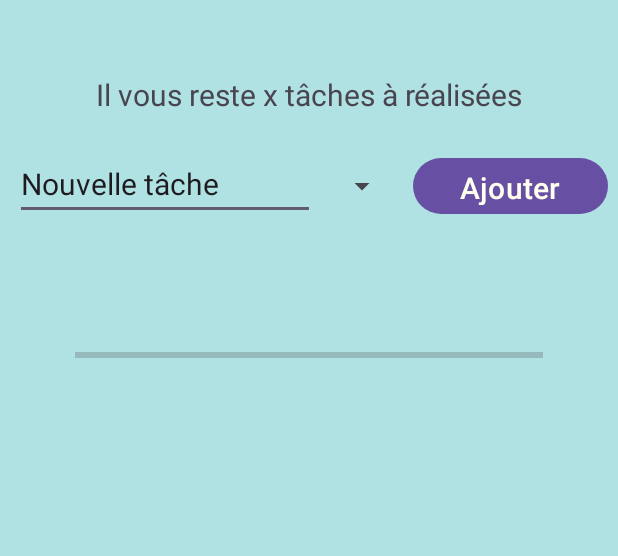
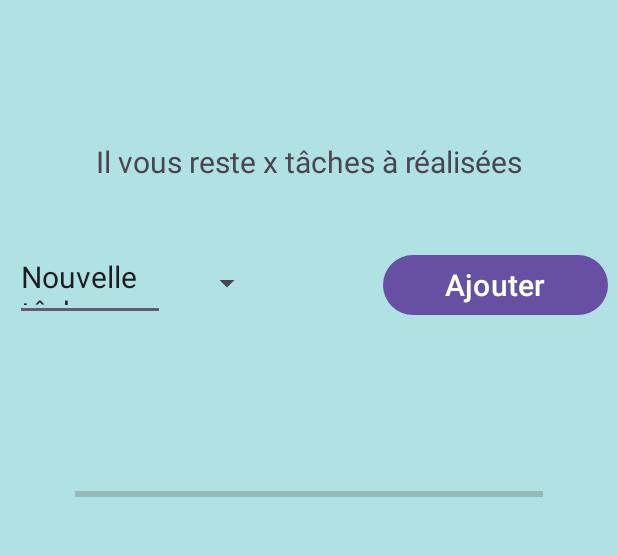
Before and after one commit to hugoclmt/MobileApp-ToDoList, an Android app: the SecondMainActivity screen opened directly, with no data from a screen before it, on a phone screen of 412 x 824 dp, the part 45-601 px from its top. Run offline under Robolectric (Android 15) with nearby library versions, the phone set to English and light mode, and no system bars; 2 statements that could not run were skipped.

Commit message:
Fix interface graphique

```diff
--- a/app/src/main/res/layout/activity_second_main.xml
+++ b/app/src/main/res/layout/activity_second_main.xml
@@ -5,79 +5,72 @@
     android:id="@+id/main"
     android:layout_width="match_parent"
     android:layout_height="match_parent"
+    android:background="@color/newColor"
     android:orientation="vertical"
-    tools:context=".SecondMainActivity"
-    android:background="@color/newColor"
-    >
+    tools:context=".SecondMainActivity">
 
     <TextView
         android:layout_width="150dp"
         android:layout_height="30dp"
         android:text="TodoList Portable"
-        android:textSize="18sp"
-        />
+        android:textSize="18sp" />
 
     <TextView
         android:id="@+id/nomUtilisateurTodoList"
         android:layout_width="200dp"
         android:layout_height="30dp"
         android:layout_gravity="center"
+        android:layout_marginTop="20dp"
+        android:layout_marginBottom="10dp"
         android:gravity="center"
-        android:textSize="20sp"
-        android:layout_marginTop="5dp"
-        />
+        android:textSize="20sp" />
 
     <TextView
-        android:layout_width="300dp"
+        android:layout_width="400dp"
         android:layout_height="45dp"
+        android:layout_gravity="center"
+        android:layout_marginTop="25dp"
+        android:gravity="center"
         android:text="Il vous reste x tâches à réalisées"
-        android:textSize="20sp"
-        android:layout_marginTop="5dp"
-        android:layout_gravity="center"
-        android:gravity="center"
-        />
+        android:textSize="20sp" />
 
     <LinearLayout
         android:layout_width="match_parent"
         android:layout_height="wrap_content"
-        android:orientation="horizontal"
-        android:layout_marginTop="15dp"
+        android:layout_marginTop="35dp"
         android:layout_marginBottom="15dp"
-        >
+        android:orientation="horizontal">
 
         <EditText
-            android:layout_width="200dp"
-            android:layout_height="45dp"
+            android:layout_width="100dp"
+            android:layout_height="48dp"
+            android:layout_gravity="start"
+            android:layout_marginLeft="10dp"
             android:text="Nouvelle tâche"
-            android:layout_gravity="start"
-            android:textSize="20sp"
-            android:layout_marginLeft="10dp"
-            />
+            android:textSize="20sp" />
 
         <Spinner
             android:layout_width="50dp"
             android:layout_height="45dp"
-            android:layout_marginLeft="5dp"
-            />
+            android:layout_marginLeft="15dp" />
 
         <Button
-            android:layout_width="130dp"
-            android:layout_height="45dp"
+            android:layout_width="150dp"
+            android:layout_height="48dp"
+            android:layout_marginLeft="80dp"
             android:text="Ajouter"
-            android:textSize="20sp"
-            android:layout_marginLeft="10dp"
+            android:layout_gravity="center"
             android:textColor="@color/ivory"
-            />
+            android:textSize="20sp" />
     </LinearLayout>
 
     <ProgressBar
+        style="@style/Widget.AppCompat.ProgressBar.Horizontal"
+        android:layout_width="match_parent"
+        android:layout_height="100dp"
         android:layout_margin="50dp"
-        android:layout_width="match_parent"
-        android:layout_height="50dp"
-        android:progress="0"
+        android:indeterminate="false"
         android:max="100"
-        android:indeterminate="false"
-        style="@style/Widget.AppCompat.ProgressBar.Horizontal"
-        />
+        android:progress="0" />
 
 </LinearLayout>
```
